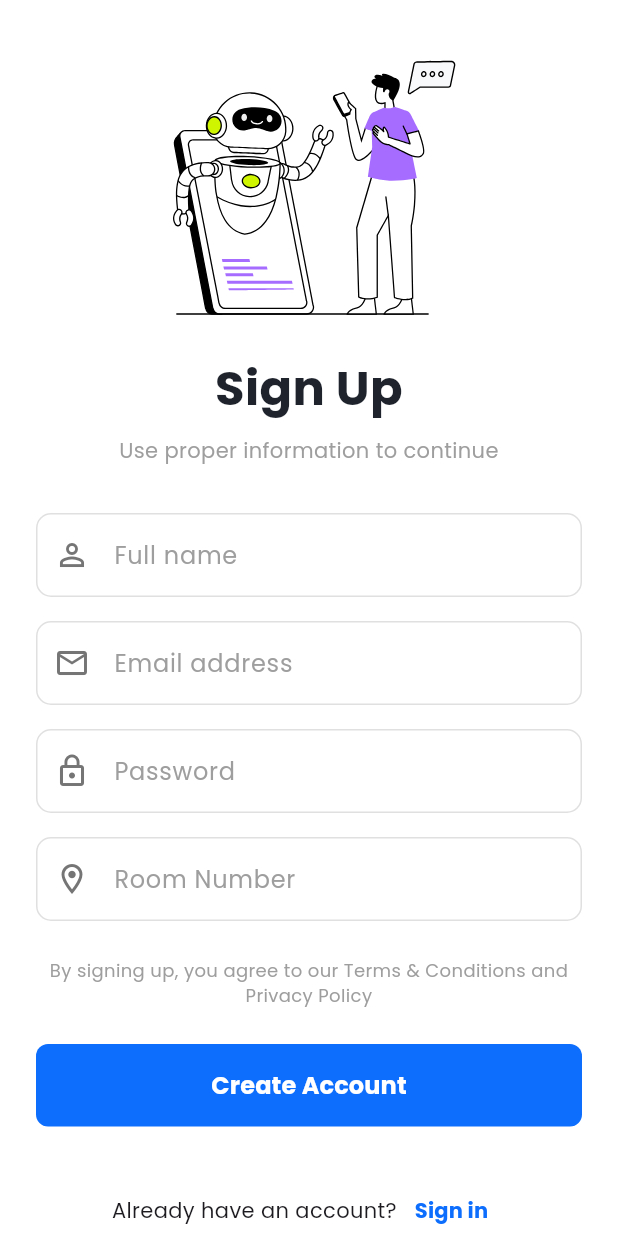
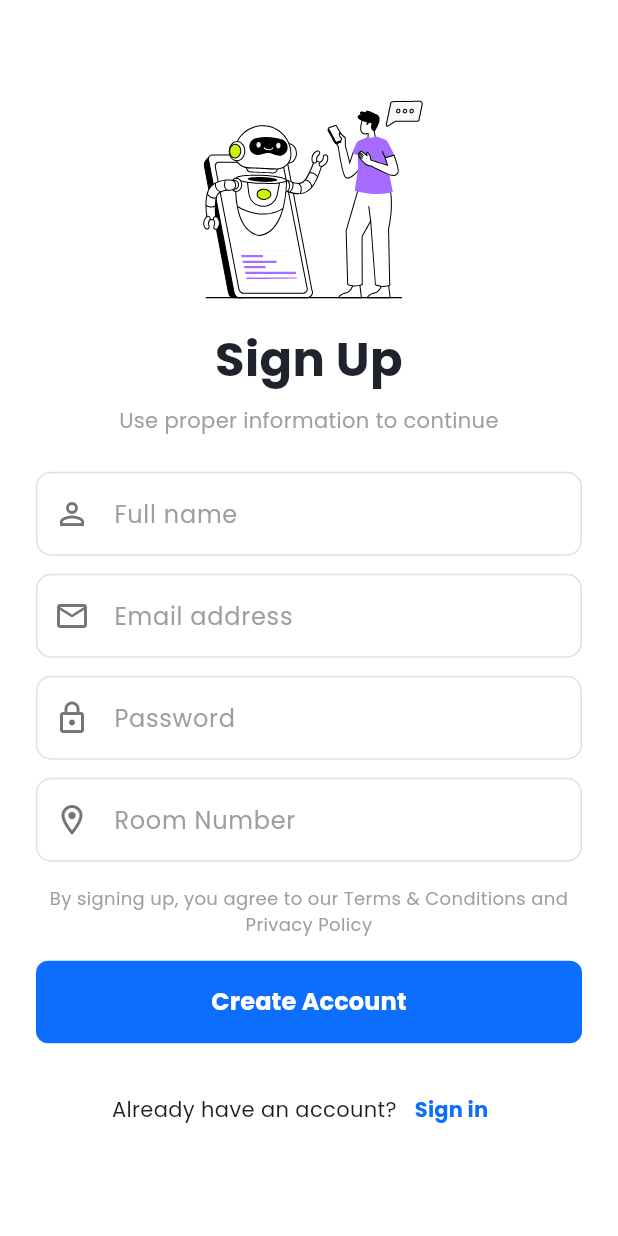
Before and after one commit to OMAR-0184/hostel-mess-frontend, a Flutter app: the screen it shows after launch, after a tap on "Sign up", on a phone screen of 412 x 824 dp. Run offline on Flutter 3.47's test engine with Material 3 defaults, Android fonts, the light colour scheme and no system bars; our stand-ins replace flutter_staggered_animations, google_fonts, lottie, shared_preferences; accounts and stored records are empty; network calls fail.

Commit message:
minor ui changes

```diff
--- a/lib/screens/login_screen.dart
+++ b/lib/screens/login_screen.dart
@@ -1,6 +1,7 @@
 // login_screen.dart
 
 import 'package:flutter/material.dart';
+import 'package:flutter_staggered_animations/flutter_staggered_animations.dart';
 import 'package:lottie/lottie.dart';
 import 'package:provider/provider.dart';
 import '../provider/auth_provider.dart';
@@ -45,9 +46,20 @@ class _LoginScreenState extends State<LoginScreen> {
         child: Center(
           child: SingleChildScrollView(
             padding: const EdgeInsets.symmetric(horizontal: 24.0, vertical: 32.0),
+            // ADDED: AnimationLimiter is the parent for the animations
+            child: AnimationLimiter(
               child: Column(
                 mainAxisAlignment: MainAxisAlignment.center,
                 crossAxisAlignment: CrossAxisAlignment.stretch,
+                // UPDATED: Wrapped children with the animation configuration
+                children: AnimationConfiguration.toStaggeredList(
+                  duration: const Duration(milliseconds: 500),
+                  childAnimationBuilder: (widget) => SlideAnimation(
+                    verticalOffset: 50.0,
+                    child: FadeInAnimation(
+                      child: widget,
+                    ),
+                  ),
                   children: [
                     Lottie.asset(
                       'assets/login_animation.json',
@@ -60,7 +72,6 @@ class _LoginScreenState extends State<LoginScreen> {
                       style: TextStyle(fontSize: 32, fontWeight: FontWeight.bold, color: Color(0xFF1E232C)),
                     ),
                     const SizedBox(height: 32),
-                // UPDATED: Calls to the new text field widget
                     _buildTextField(_emailController, 'Email', Icons.email_outlined, isEmail: true),
                     const SizedBox(height: 16),
                     _buildTextField(_passwordController, 'Password', Icons.lock_outline, obscureText: true),
@@ -75,10 +86,11 @@ class _LoginScreenState extends State<LoginScreen> {
               ),
             ),
           ),
+        ),
+      ),
     );
   }
 
-  // WIDGET: Modernized reusable TextField
   Widget _buildTextField(TextEditingController controller, String labelText, IconData icon, {bool obscureText = false, bool isEmail = false}) {
     return TextField(
       controller: controller,
--- a/lib/screens/register_screen.dart
+++ b/lib/screens/register_screen.dart
@@ -1,6 +1,7 @@
 // register_screen.dart
 
 import 'package:flutter/material.dart';
+import 'package:flutter_staggered_animations/flutter_staggered_animations.dart';
 import 'package:lottie/lottie.dart';
 import 'package:provider/provider.dart';
 import '../provider/auth_provider.dart';
@@ -49,17 +50,28 @@ class _RegisterScreenState extends State<RegisterScreen> {
       backgroundColor: Colors.white,
       body: SafeArea(
         child: Center(
+          // ADDED: SingleChildScrollView to fix the keyboard issue.
           child: SingleChildScrollView(
-            padding: const EdgeInsets.symmetric(horizontal: 24.0, vertical: 32.0),
+            child: Padding(
+              padding: const EdgeInsets.symmetric(horizontal: 24.0, vertical: 20.0),
+              child: AnimationLimiter(
                 child: Column(
                   mainAxisAlignment: MainAxisAlignment.center,
                   crossAxisAlignment: CrossAxisAlignment.stretch,
+                  children: AnimationConfiguration.toStaggeredList(
+                    duration: const Duration(milliseconds: 500),
+                    childAnimationBuilder: (widget) => SlideAnimation(
+                      verticalOffset: 50.0,
+                      child: FadeInAnimation(
+                        child: widget,
+                      ),
+                    ),
                     children: [
                       Lottie.asset(
                         'assets/register_animation.json',
-                  height: 180,
+                        height: 140,
                       ),
-                const SizedBox(height: 24),
+                      const SizedBox(height: 16),
                       const Text(
                         'Sign Up',
                         textAlign: TextAlign.center,
@@ -71,24 +83,26 @@ class _RegisterScreenState extends State<RegisterScreen> {
                         textAlign: TextAlign.center,
                         style: TextStyle(color: Colors.grey),
                       ),
-                const SizedBox(height: 32),
-                // UPDATED: Calls to the new text field widget
+                      const SizedBox(height: 24),
                       _buildTextField(_nameController, 'Full name', Icons.person_outline),
+                      const SizedBox(height: 12),
+                      _buildTextField(_emailController, 'Email address', Icons.email_outlined, isEmail: true),
+                      const SizedBox(height: 12),
+                      _buildTextField(_passwordController, 'Password', Icons.lock_outline, obscureText: true),
+                      const SizedBox(height: 12),
+                      _buildTextField(_roomNumberController, 'Room Number', Icons.room_outlined, isNumber: true),
                       const SizedBox(height: 16),
-                _buildTextField(_emailController, 'Email address', Icons.email_outlined, isEmail: true),
+                      _buildTermsAndConditions(),
                       const SizedBox(height: 16),
-                _buildTextField(_passwordController, 'Password', Icons.lock_outline, obscureText: true),
-                const SizedBox(height: 16),
-                _buildTextField(_roomNumberController, 'Room Number', Icons.room_outlined, isNumber: true),
-                const SizedBox(height: 24),
-                _buildTermsAndConditions(),
-                const SizedBox(height: 24),
                       _isLoading
                           ? const Center(child: CircularProgressIndicator())
                           : _buildRegisterButton(),
-                const SizedBox(height: 32),
+                      const SizedBox(height: 20),
                       _buildLoginButton(),
                     ],
+                  ),
+                ),
+              ),
             ),
           ),
         ),
@@ -96,7 +110,6 @@ class _RegisterScreenState extends State<RegisterScreen> {
     );
   }
 
-  // WIDGET: Modernized reusable TextField
   Widget _buildTextField(TextEditingController controller, String labelText, IconData icon, {bool obscureText = false, bool isEmail = false, bool isNumber = false}) {
     return TextField(
       controller: controller,
```
Lines whose indentation alone changed are shown as unchanged.
